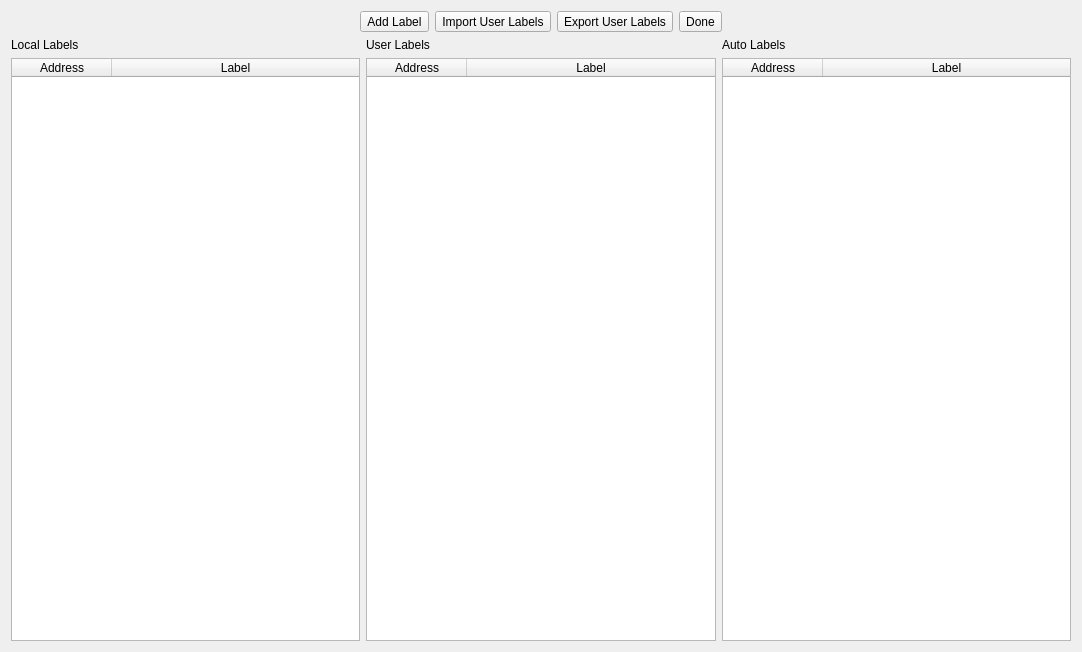
First picture: the form in src/labelswindow.ui, repository ivop/frida, before the edit.
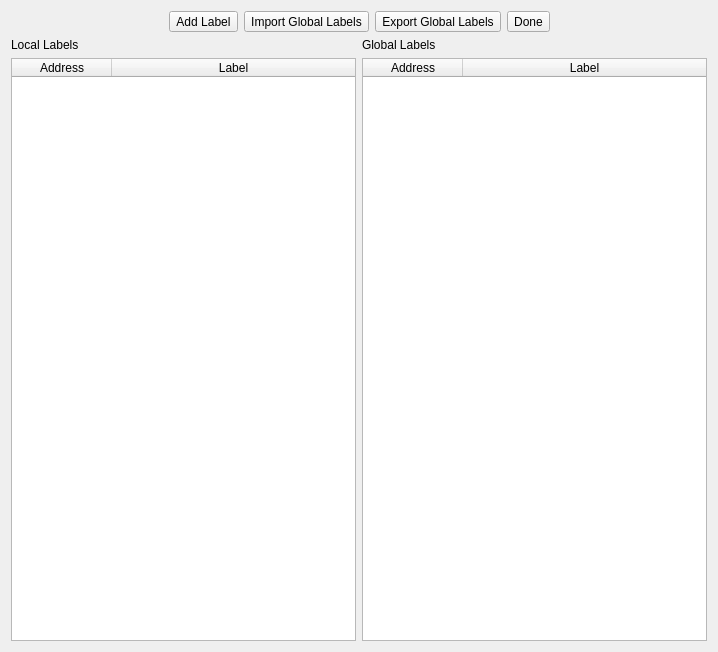
Second picture: the form after the edit. Icons and pictures are not drawn.

Commit message: Get rid of three label classes. We now just have local and global. Both can be editted by the user. To be done: generate local labels instead of global labels

What changed in the file:
```diff
--- a/src/labelswindow.ui
+++ b/src/labelswindow.ui
@@ -6,7 +6,7 @@
    <rect>
     <x>0</x>
     <y>0</y>
-    <width>1082</width>
+    <width>718</width>
     <height>652</height>
    </rect>
   </property>
@@ -55,7 +55,7 @@
         <enum>Qt::NoFocus</enum>
        </property>
        <property name="text">
-        <string>Import User Labels</string>
+        <string>Import Global Labels</string>
        </property>
        <property name="icon">
         <iconset resource="frida.qrc">
@@ -75,7 +75,7 @@
         <enum>Qt::NoFocus</enum>
        </property>
        <property name="text">
-        <string>Export User Labels</string>
+        <string>Export Global Labels</string>
        </property>
        <property name="icon">
         <iconset resource="frida.qrc">
@@ -180,7 +180,7 @@
        <item>
         <widget class="QLabel" name="labelUserLabels">
          <property name="text">
-          <string>User Labels</string>
+          <string>Global Labels</string>
          </property>
         </widget>
        </item>
@@ -224,52 +224,6 @@
        </item>
       </layout>
      </item>
-     <item>
-      <layout class="QVBoxLayout" name="verticalLayout_3">
-       <item>
-        <widget class="QLabel" name="labelAutoLabels">
-         <property name="text">
-          <string>Auto Labels</string>
-         </property>
-        </widget>
-       </item>
-       <item>
-        <widget class="QTableWidget" name="tableAutoLabels">
-         <property name="editTriggers">
-          <set>QAbstractItemView::AnyKeyPressed|QAbstractItemView::DoubleClicked</set>
-         </property>
-         <property name="selectionMode">
-          <enum>QAbstractItemView::SingleSelection</enum>
-         </property>
-         <property name="sortingEnabled">
-          <bool>true</bool>
-         </property>
-         <attribute name="horizontalHeaderShowSortIndicator" stdset="0">
-          <bool>true</bool>
-         </attribute>
-         <attribute name="horizontalHeaderStretchLastSection">
-          <bool>true</bool>
-         </attribute>
-         <attribute name="verticalHeaderVisible">
-          <bool>false</bool>
-         </attribute>
-         <attribute name="verticalHeaderDefaultSectionSize">
-          <number>20</number>
-         </attribute>
-         <column>
-          <property name="text">
-           <string>Address</string>
-          </property>
-         </column>
-         <column>
-          <property name="text">
-           <string>Label</string>
-          </property>
-         </column>
-        </widget>
-       </item>
-      </layout>
-     </item>
     </layout>
    </item>
   </layout>
```
Left out of the diff: 19 changed lines with no effect on the pictures. The commit also changes 12 other files.
